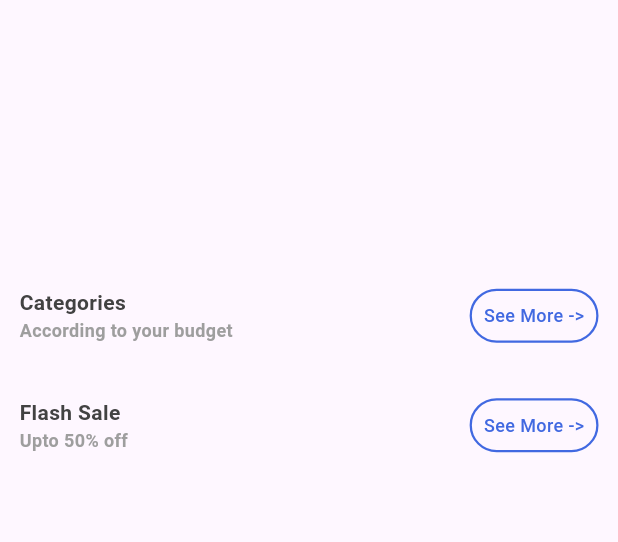
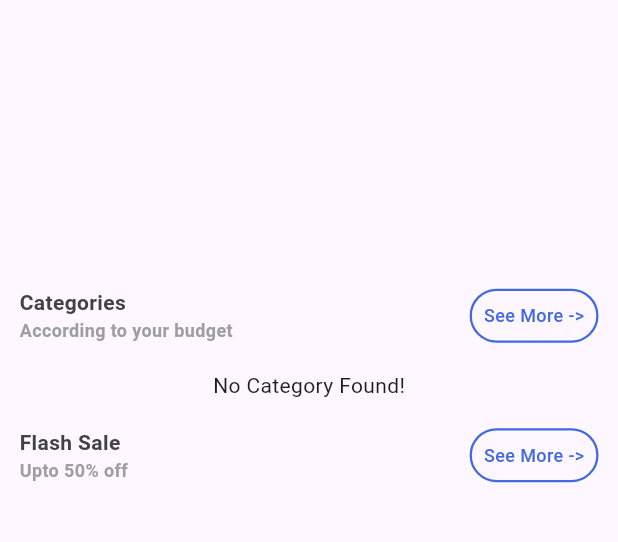
Before and after one commit to hashirSoomro/E-Commerce_App, a Flutter app: the MainScreen screen opened directly, on a phone screen of 412 x 824 dp, the part 84-626 px from its top. Run offline on Flutter 3.47's test engine with Material 3 defaults, Android fonts, the phone set to English and light mode, and no system bars; drawn by our look-alikes of carousel_slider; our stand-ins replace cached_network_image, cloud_firestore, firebase_auth, firebase_core, firebase_messaging, flutter_easyloading and 4 more; missing offline and left inert: image_card; accounts and stored records are empty.

```diff
--- /dev/null
+++ b/lib/models/categories-model.dart
@@ -0,0 +1,37 @@
+class CategoryModel {
+  final String categoryId;
+  final String categoryImg;
+  final String categoryName;
+  final dynamic createdAt;
+  final dynamic updatedAt;
+
+  CategoryModel({
+    required this.categoryId,
+    required this.categoryImg,
+    required this.categoryName,
+    required this.createdAt,
+    required this.updatedAt,
+  });
+
+  //Serialize the user model instance to JSON map.
+  Map<String, dynamic> toMap() {
+    return {
+      'categoryId': categoryId,
+      'categoryImg': categoryImg,
+      'categoryName': categoryName,
+      'createdAt': createdAt,
+      'updatedAt': updatedAt,
+    };
+  }
+
+  //create a user model instance from a JSON map
+  factory CategoryModel.fromMap(Map<String, dynamic> json) {
+    return CategoryModel(
+      categoryId: json['categoryId'],
+      categoryImg: json['categoryImg'],
+      categoryName: json['categoryName'],
+      createdAt: json['createdAt'],
+      updatedAt: json['updatedAt'],
+    );
+  }
+}
--- a/lib/screens/user-panel/main-screen.dart
+++ b/lib/screens/user-panel/main-screen.dart
@@ -1,5 +1,6 @@
 // ignore_for_file: prefer_const_constructors, avoid_unnecessary_containers, prefer_const_literals_to_create_immutables
 
+import 'package:e_comm/widgets/category-widget.dart';
 import 'package:flutter/material.dart';
 import 'package:flutter/services.dart';
 import 'package:get/get.dart';
@@ -45,6 +46,9 @@ class MainScreen extends StatelessWidget {
                 onTap: () {},
                 buttonText: "See More ->",
               ),
+
+              CategoryWidget(),
+
               HeadingWidget(
                 headingTitle: "Flash Sale",
                 headingSubTitle: "Upto 50% off",
--- /dev/null
+++ b/lib/widgets/category-widget.dart
@@ -0,0 +1,84 @@
+// ignore_for_file: file_names, avoid_unnecessary_containers, prefer_const_constructors
+
+import 'package:cached_network_image/cached_network_image.dart';
+import 'package:cloud_firestore/cloud_firestore.dart';
+import 'package:flutter/cupertino.dart';
+import 'package:flutter/material.dart';
+import 'package:get/get.dart';
+import 'package:image_card/image_card.dart';
+
+import '../models/categories-model.dart';
+
+class CategoryWidget extends StatelessWidget {
+  const CategoryWidget({super.key});
+
+  @override
+  Widget build(BuildContext context) {
+    return FutureBuilder(
+      future: FirebaseFirestore.instance.collection('categories').get(),
+      builder: (BuildContext context, AsyncSnapshot<QuerySnapshot> snapshot) {
+        if (snapshot.hasError) {
+          return Center(
+            child: Text("Error"),
+          );
+        }
+        if (snapshot.connectionState == ConnectionState.waiting) {
+          return Container(
+            height: Get.height / 5,
+            child: Center(
+              child: CupertinoActivityIndicator(),
+            ),
+          );
+        }
+        if (snapshot.data!.docs.isEmpty) {
+          return Center(
+            child: Text("No Category Found!"),
+          );
+        }
+        if (snapshot.data != null) {
+          return Container(
+            height: Get.height / 5,
+            child: ListView.builder(
+              itemCount: snapshot.data!.docs.length,
+              shrinkWrap: true,
+              scrollDirection: Axis.horizontal,
+              itemBuilder: (context, index) {
+                CategoryModel categoryModel = CategoryModel(
+                  categoryId: snapshot.data!.docs[index]['categoryId'],
+                  categoryImg: snapshot.data!.docs[index]['categoryImg'],
+                  categoryName: snapshot.data!.docs[index]['categoryName'],
+                  createdAt: snapshot.data!.docs[index]['createdAt'],
+                  updatedAt: snapshot.data!.docs[index]['updatedAt'],
+                );
+                return Row(
+                  children: [
+                    Padding(
+                      padding: EdgeInsets.all(5),
+                      child: Container(
+                        child: FillImageCard(
+                          borderRadius: 20,
+                          width: Get.width / 4,
+                          heightImage: Get.height / 12,
+                          imageProvider: CachedNetworkImageProvider(
+                            categoryModel.categoryImg,
+                          ),
+                          title: Center(
+                            child: Text(
+                              categoryModel.categoryName,
+                              style: TextStyle(fontSize: 12),
+                            ),
+                          ),
+                        ),
+                      ),
+                    )
+                  ],
+                );
+              },
+            ),
+          );
+        }
+        return Container();
+      },
+    );
+  }
+}
--- a/pubspec.yaml
+++ b/pubspec.yaml
@@ -46,6 +46,7 @@ dependencies:
   firebase_messaging: ^14.7.17
   carousel_slider: ^4.2.1
   cached_network_image: ^3.3.1
+  image_card: ^0.0.4
 
 dev_dependencies:
   flutter_test:
```
Also changed, not shown: pubspec.lock.
